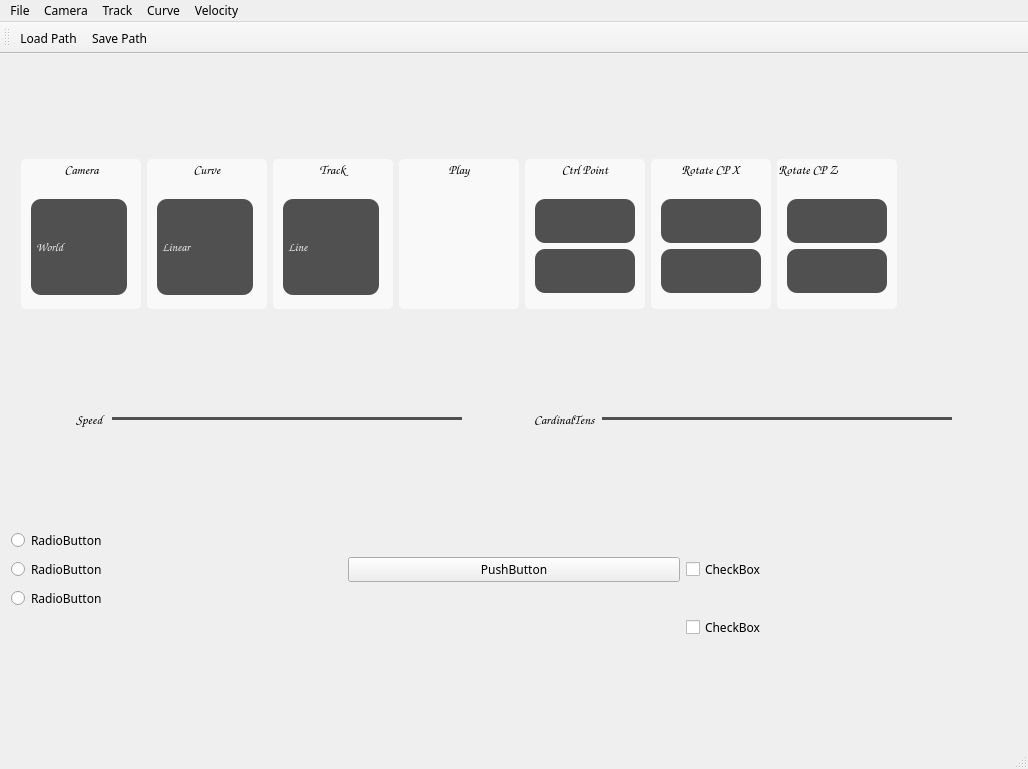
Qt form Roller Coaster/AppMain.ui (okh8609/CG_Project3_RollerCoaster) before a commit.
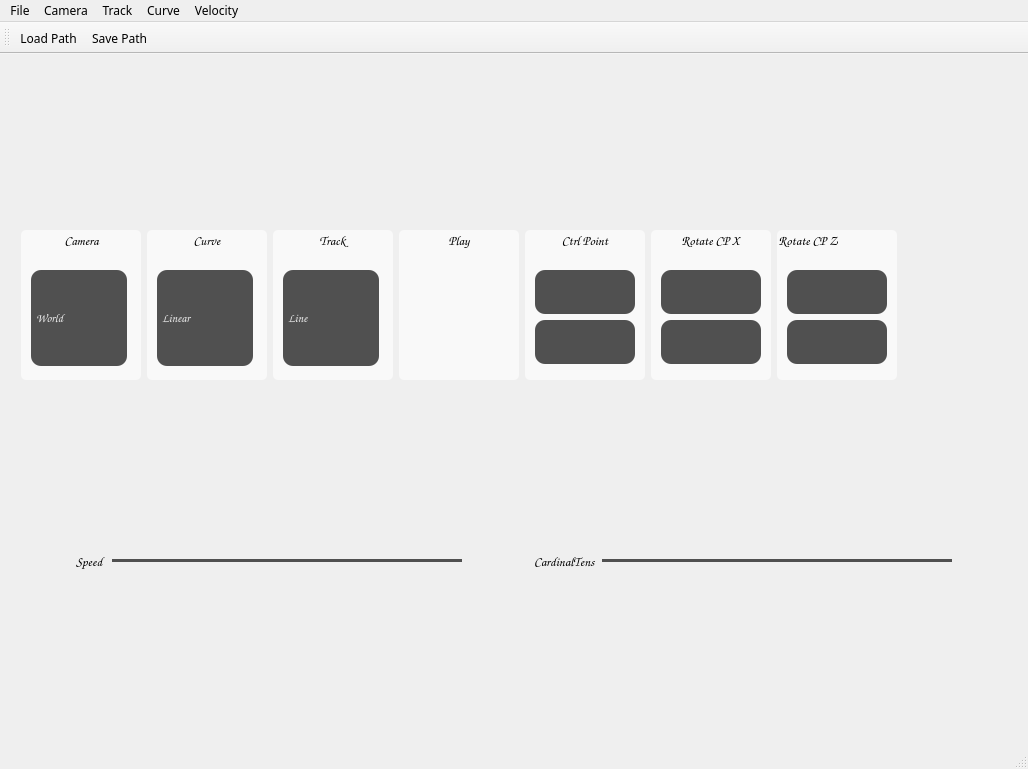
The same form after that commit. Icons and pictures are not drawn.

```diff
--- a/Roller Coaster/AppMain.ui
+++ b/Roller Coaster/AppMain.ui
@@ -1124,56 +1124,6 @@
       </item>
      </layout>
     </item>
-    <item>
-     <layout class="QGridLayout" name="gridLayout">
-      <item row="0" column="2">
-       <layout class="QVBoxLayout" name="verticalLayout_2">
-        <item>
-         <widget class="QRadioButton" name="radioButton_1">
-          <property name="text">
-           <string>RadioButton</string>
-          </property>
-         </widget>
-        </item>
-        <item>
-         <widget class="QRadioButton" name="radioButton_2">
-          <property name="text">
-           <string>RadioButton</string>
-          </property>
-         </widget>
-        </item>
-        <item>
-         <widget class="QRadioButton" name="radioButton_3">
-          <property name="text">
-           <string>RadioButton</string>
-          </property>
-         </widget>
-        </item>
-       </layout>
-      </item>
-      <item row="0" column="3">
-       <widget class="QPushButton" name="pushButton">
-        <property name="text">
-         <string>PushButton</string>
-        </property>
-       </widget>
-      </item>
-      <item row="0" column="4">
-       <widget class="QCheckBox" name="checkBox">
-        <property name="text">
-         <string>CheckBox</string>
-        </property>
-       </widget>
-      </item>
-      <item row="1" column="4">
-       <widget class="QCheckBox" name="checkBox_2">
-        <property name="text">
-         <string>CheckBox</string>
-        </property>
-       </widget>
-      </item>
-     </layout>
-    </item>
    </layout>
   </widget>
   <widget class="QMenuBar" name="menuBar">
```
